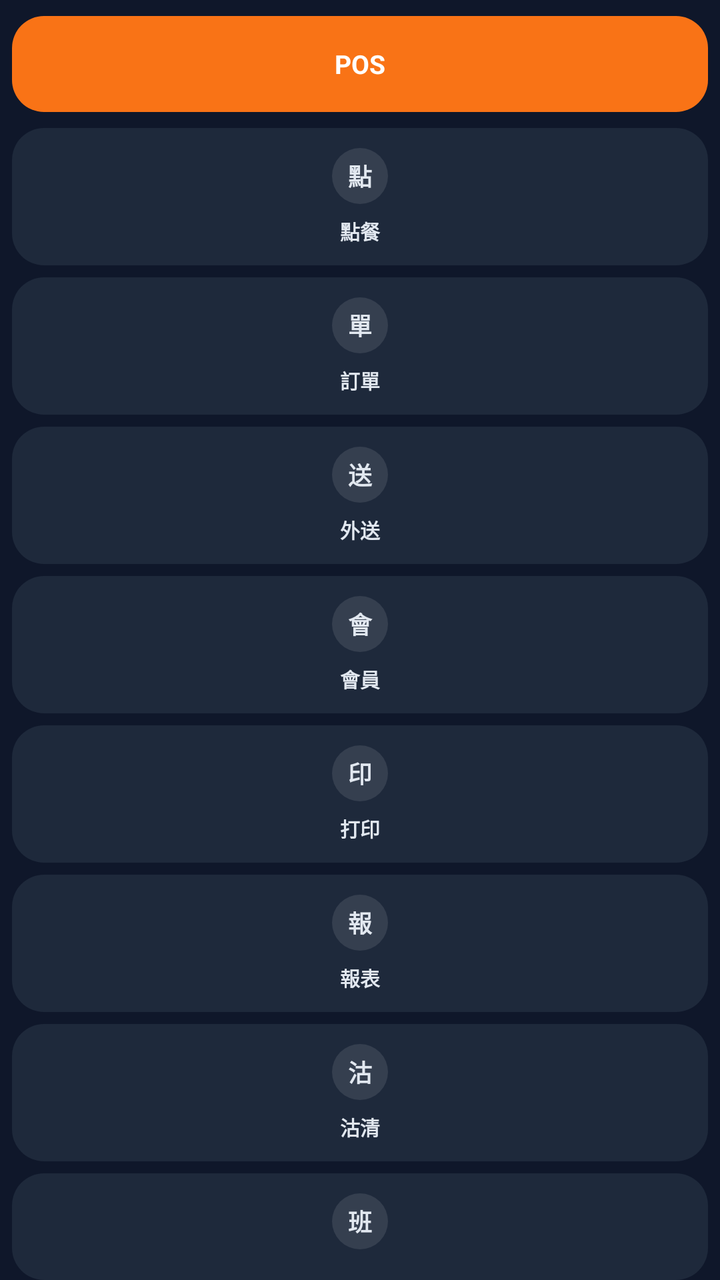
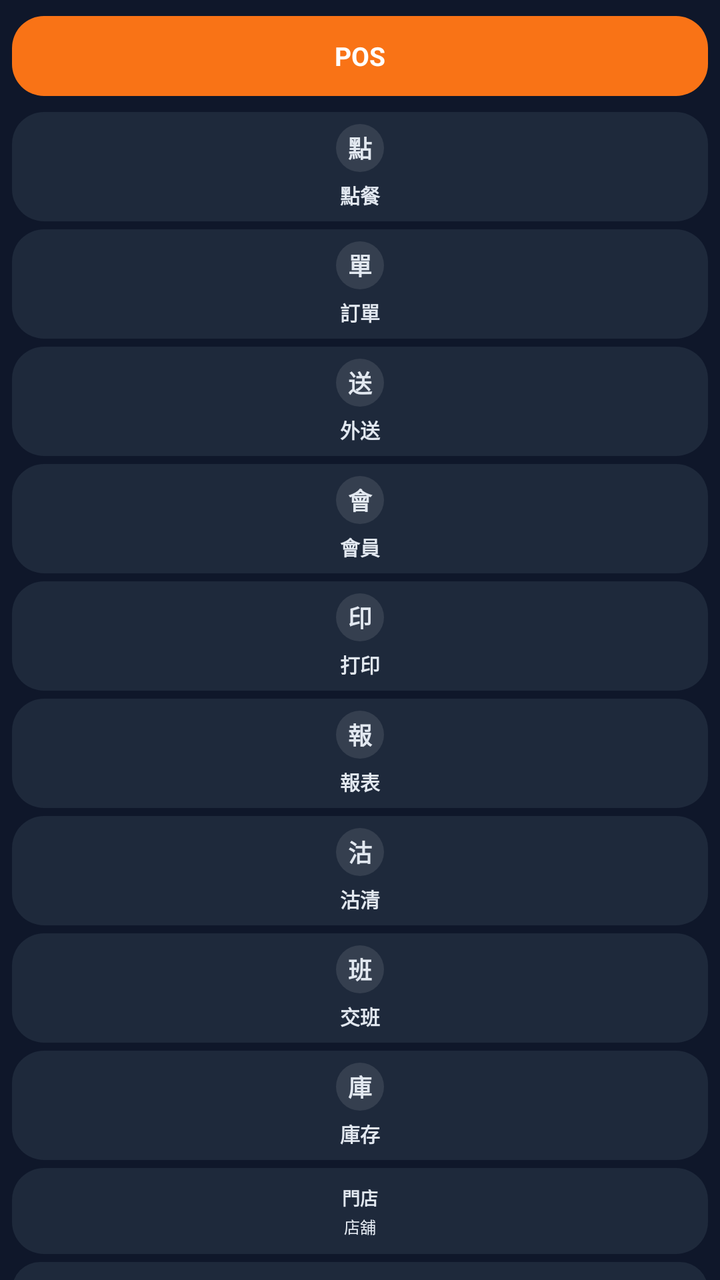

Before-and-after screenshots of an Android layout around one commit, followed by the original layout XML and the change that was made.
<!-- AndroidManifest.xml: application theme Theme.MacauposNative -->
<!-- res/layout/view_rail.xml -->
<?xml version="1.0" encoding="utf-8"?>
<LinearLayout xmlns:android="http://schemas.android.com/apk/res/android"
    android:layout_width="72dp"
    android:layout_height="match_parent"
    android:background="@color/rail_bg"
    android:orientation="vertical"
    android:paddingHorizontal="6dp"
    android:paddingTop="8dp">

    
    <TextView
        android:layout_width="match_parent"
        android:layout_height="48dp"
        android:background="@drawable/bg_rail_active"
        android:gravity="center"
        android:text="POS"
        android:textColor="@color/card"
        android:textSize="13sp"
        android:textStyle="bold" />

    

    <LinearLayout
        android:id="@+id/railOrder"
        android:layout_width="match_parent"
        android:layout_height="wrap_content"
        android:layout_marginTop="8dp"
        android:background="@drawable/bg_rail_item"
        android:gravity="center_horizontal"
        android:orientation="vertical"
        android:paddingVertical="10dp">

        <TextView
            android:layout_width="28dp"
            android:layout_height="28dp"
            android:background="@drawable/bg_rail_icon"
            android:gravity="center"
            android:text="點"
            android:textColor="@color/rail_text"
            android:textSize="12sp"
            android:textStyle="bold" />

        <TextView
            android:layout_width="match_parent"
            android:layout_height="wrap_content"
            android:layout_marginTop="6dp"
            android:gravity="center"
            android:text="點餐"
            android:textColor="@color/rail_text"
            android:textSize="10sp"
            android:textStyle="bold" />
    </LinearLayout>

    <LinearLayout
        android:id="@+id/railOrders"
        android:layout_width="match_parent"
        android:layout_height="wrap_content"
        android:layout_marginTop="6dp"
        android:background="@drawable/bg_rail_item"
        android:gravity="center_horizontal"
        android:orientation="vertical"
        android:paddingVertical="10dp">

        <TextView
            android:layout_width="28dp"
            android:layout_height="28dp"
            android:background="@drawable/bg_rail_icon"
            android:gravity="center"
            android:text="單"
            android:textColor="@color/rail_text"
            android:textSize="12sp"
            android:textStyle="bold" />

        <TextView
            android:layout_width="match_parent"
            android:layout_height="wrap_content"
            android:layout_marginTop="6dp"
            android:gravity="center"
            android:text="訂單"
            android:textColor="@color/rail_text"
            android:textSize="10sp"
            android:textStyle="bold" />
    </LinearLayout>

    <LinearLayout
        android:id="@+id/railDelivery"
        android:layout_width="match_parent"
        android:layout_height="wrap_content"
        android:layout_marginTop="6dp"
        android:background="@drawable/bg_rail_item"
        android:gravity="center_horizontal"
        android:orientation="vertical"
        android:paddingVertical="10dp">

        <TextView
            android:layout_width="28dp"
            android:layout_height="28dp"
            android:background="@drawable/bg_rail_icon"
            android:gravity="center"
            android:text="送"
            android:textColor="@color/rail_text"
            android:textSize="12sp"
            android:textStyle="bold" />

        <TextView
            android:layout_width="match_parent"
            android:layout_height="wrap_content"
            android:layout_marginTop="6dp"
            android:gravity="center"
            android:text="外送"
            android:textColor="@color/rail_text"
            android:textSize="10sp"
            android:textStyle="bold" />
    </LinearLayout>

    <LinearLayout
        android:id="@+id/railMember"
        android:layout_width="match_parent"
        android:layout_height="wrap_content"
        android:layout_marginTop="6dp"
        android:background="@drawable/bg_rail_item"
        android:gravity="center_horizontal"
        android:orientation="vertical"
        android:paddingVertical="10dp">

        <TextView
            android:layout_width="28dp"
            android:layout_height="28dp"
            android:background="@drawable/bg_rail_icon"
            android:gravity="center"
            android:text="會"
            android:textColor="@color/rail_text"
            android:textSize="12sp"
            android:textStyle="bold" />

        <TextView
            android:layout_width="match_parent"
            android:layout_height="wrap_content"
            android:layout_marginTop="6dp"
            android:gravity="center"
            android:text="會員"
            android:textColor="@color/rail_text"
            android:textSize="10sp"
            android:textStyle="bold" />
    </LinearLayout>

    <LinearLayout
        android:id="@+id/railPrint"
        android:layout_width="match_parent"
        android:layout_height="wrap_content"
        android:layout_marginTop="6dp"
        android:background="@drawable/bg_rail_item"
        android:gravity="center_horizontal"
        android:orientation="vertical"
        android:paddingVertical="10dp">

        <TextView
            android:layout_width="28dp"
            android:layout_height="28dp"
            android:background="@drawable/bg_rail_icon"
            android:gravity="center"
            android:text="印"
            android:textColor="@color/rail_text"
            android:textSize="12sp"
            android:textStyle="bold" />

        <TextView
            android:layout_width="match_parent"
            android:layout_height="wrap_content"
            android:layout_marginTop="6dp"
            android:gravity="center"
            android:text="打印"
            android:textColor="@color/rail_text"
            android:textSize="10sp"
            android:textStyle="bold" />
    </LinearLayout>

    <LinearLayout
        android:id="@+id/railReport"
        android:layout_width="match_parent"
        android:layout_height="wrap_content"
        android:layout_marginTop="6dp"
        android:background="@drawable/bg_rail_item"
        android:gravity="center_horizontal"
        android:orientation="vertical"
        android:paddingVertical="10dp">

        <TextView
            android:layout_width="28dp"
            android:layout_height="28dp"
            android:background="@drawable/bg_rail_icon"
            android:gravity="center"
            android:text="報"
            android:textColor="@color/rail_text"
            android:textSize="12sp"
            android:textStyle="bold" />

        <TextView
            android:layout_width="match_parent"
            android:layout_height="wrap_content"
            android:layout_marginTop="6dp"
            android:gravity="center"
            android:text="報表"
            android:textColor="@color/rail_text"
            android:textSize="10sp"
            android:textStyle="bold" />
    </LinearLayout>

    <LinearLayout
        android:id="@+id/railSoldout"
        android:layout_width="match_parent"
        android:layout_height="wrap_content"
        android:layout_marginTop="6dp"
        android:background="@drawable/bg_rail_item"
        android:gravity="center_horizontal"
        android:orientation="vertical"
        android:paddingVertical="10dp">

        <TextView
            android:layout_width="28dp"
            android:layout_height="28dp"
            android:background="@drawable/bg_rail_icon"
            android:gravity="center"
            android:text="沽"
            android:textColor="@color/rail_text"
            android:textSize="12sp"
            android:textStyle="bold" />

        <TextView
            android:layout_width="match_parent"
            android:layout_height="wrap_content"
            android:layout_marginTop="6dp"
            android:gravity="center"
            android:text="沽清"
            android:textColor="@color/rail_text"
            android:textSize="10sp"
            android:textStyle="bold" />
    </LinearLayout>

    <LinearLayout
        android:id="@+id/railShift"
        android:layout_width="match_parent"
        android:layout_height="wrap_content"
        android:layout_marginTop="6dp"
        android:background="@drawable/bg_rail_item"
        android:gravity="center_horizontal"
        android:orientation="vertical"
        android:paddingVertical="10dp">

        <TextView
            android:layout_width="28dp"
            android:layout_height="28dp"
            android:background="@drawable/bg_rail_icon"
            android:gravity="center"
            android:text="班"
            android:textColor="@color/rail_text"
            android:textSize="12sp"
            android:textStyle="bold" />

        <TextView
            android:layout_width="match_parent"
            android:layout_height="wrap_content"
            android:layout_marginTop="6dp"
            android:gravity="center"
            android:text="交班"
            android:textColor="@color/rail_text"
            android:textSize="10sp"
            android:textStyle="bold" />
    </LinearLayout>

    <LinearLayout
        android:id="@+id/railInventory"
        android:layout_width="match_parent"
        android:layout_height="wrap_content"
        android:layout_marginTop="6dp"
        android:background="@drawable/bg_rail_item"
        android:gravity="center_horizontal"
        android:orientation="vertical"
        android:paddingVertical="10dp">

        <TextView
            android:layout_width="28dp"
            android:layout_height="28dp"
            android:background="@drawable/bg_rail_icon"
            android:gravity="center"
            android:text="庫"
            android:textColor="@color/rail_text"
            android:textSize="12sp"
            android:textStyle="bold" />

        <TextView
            android:layout_width="match_parent"
            android:layout_height="wrap_content"
            android:layout_marginTop="6dp"
            android:gravity="center"
            android:text="庫存"
            android:textColor="@color/rail_text"
            android:textSize="10sp"
            android:textStyle="bold" />
    </LinearLayout>

    <Space
        android:layout_width="match_parent"
        android:layout_height="0dp"
        android:layout_weight="1" />

    

    <LinearLayout
        android:layout_width="match_parent"
        android:layout_height="wrap_content"
        android:layout_marginTop="6dp"
        android:background="@drawable/bg_rail_item"
        android:gravity="center_horizontal"
        android:orientation="vertical"
        android:paddingVertical="8dp">

        <TextView
            android:id="@+id/railStoreName"
            android:layout_width="match_parent"
            android:layout_height="wrap_content"
            android:ellipsize="end"
            android:gravity="center"
            android:maxLines="1"
            android:paddingHorizontal="2dp"
            android:text="門店"
            android:textColor="@color/rail_text"
            android:textSize="9sp"
            android:textStyle="bold" />

        <TextView
            android:id="@+id/railStoreRole"
            android:layout_width="match_parent"
            android:layout_height="wrap_content"
            android:layout_marginTop="2dp"
            android:gravity="center"
            android:text="店舖"
            android:textColor="@color/rail_text"
            android:textSize="8sp" />
    </LinearLayout>

    <TextView
        android:id="@+id/railOnline"
        android:layout_width="match_parent"
        android:layout_height="34dp"
        android:layout_marginTop="6dp"
        android:background="@drawable/bg_rail_item"
        android:gravity="center"
        android:text="在線"
        android:textColor="@color/ok_green"
        android:textSize="10sp"
        android:textStyle="bold" />

    <TextView
        android:id="@+id/railLogout"
        android:layout_width="match_parent"
        android:layout_height="36dp"
        android:layout_marginTop="6dp"
        android:layout_marginBottom="8dp"
        android:background="@drawable/bg_rail_item"
        android:gravity="center"
        android:text="登出"
        android:textColor="@color/rail_text"
        android:textSize="10sp"
        android:textStyle="bold" />
</LinearLayout>
<!-- resources referenced by this layout -->
<resources>
  <color name="card">#FFFFFF</color>
  <color name="ok_green">#16A34A</color>
  <color name="rail_bg">#0F172A</color>
  <color name="rail_text">#E2E8F0</color>
  <!-- drawable bg_rail_active (drawable) -->
  <?xml version="1.0" encoding="utf-8"?>
  <shape xmlns:android="http://schemas.android.com/apk/res/android" android:shape="rectangle">
      <solid android:color="@color/accent" />
      <corners android:radius="16dp" />
  </shape>
  <!-- drawable bg_rail_icon (drawable) -->
  <?xml version="1.0" encoding="utf-8"?>
  <shape xmlns:android="http://schemas.android.com/apk/res/android" android:shape="oval">
      <solid android:color="@color/rail_icon_bg" />
  </shape>
  <!-- drawable bg_rail_item (drawable) -->
  <?xml version="1.0" encoding="utf-8"?>
  <shape xmlns:android="http://schemas.android.com/apk/res/android" android:shape="rectangle">
      <solid android:color="@color/rail_item_bg" />
      <corners android:radius="16dp" />
  </shape>
  <style name="Theme.MacauposNative" parent="android:Theme.Material.Light.NoActionBar">
          <item name="android:statusBarColor">#F1F5F9</item>
          <item name="android:navigationBarColor">#FFFFFF</item>
          <item name="android:windowBackground">#F1F5F9</item>
          <item name="android:colorAccent">#F97316</item>
          <item name="android:windowLightStatusBar">true</item>
      </style>
  <color name="accent">#F97316</color>
  <color name="rail_icon_bg">#1AFFFFFF</color>
  <color name="rail_item_bg">#1E293B</color>
</resources>

<!-- the commit's change to res/layout/view_rail.xml (unified diff, before → after) -->
@@ -10,7 +10,7 @@
     
     <TextView
         android:layout_width="match_parent"
-        android:layout_height="48dp"
+        android:layout_height="40dp"
         android:background="@drawable/bg_rail_active"
         android:gravity="center"
         android:text="POS"
@@ -28,11 +28,11 @@
         android:background="@drawable/bg_rail_item"
         android:gravity="center_horizontal"
         android:orientation="vertical"
-        android:paddingVertical="10dp">
-
-        <TextView
-            android:layout_width="28dp"
-            android:layout_height="28dp"
+        android:paddingVertical="6dp">
+
+        <TextView
+            android:layout_width="24dp"
+            android:layout_height="24dp"
             android:background="@drawable/bg_rail_icon"
             android:gravity="center"
             android:text="點"
@@ -43,7 +43,7 @@
         <TextView
             android:layout_width="match_parent"
             android:layout_height="wrap_content"
-            android:layout_marginTop="6dp"
+            android:layout_marginTop="4dp"
             android:gravity="center"
             android:text="點餐"
             android:textColor="@color/rail_text"
@@ -55,15 +55,15 @@
         android:id="@+id/railOrders"
         android:layout_width="match_parent"
         android:layout_height="wrap_content"
-        android:layout_marginTop="6dp"
-        android:background="@drawable/bg_rail_item"
-        android:gravity="center_horizontal"
-        android:orientation="vertical"
-        android:paddingVertical="10dp">
-
-        <TextView
-            android:layout_width="28dp"
-            android:layout_height="28dp"
+        android:layout_marginTop="4dp"
+        android:background="@drawable/bg_rail_item"
+        android:gravity="center_horizontal"
+        android:orientation="vertical"
+        android:paddingVertical="6dp">
+
+        <TextView
+            android:layout_width="24dp"
+            android:layout_height="24dp"
             android:background="@drawable/bg_rail_icon"
             android:gravity="center"
             android:text="單"
@@ -74,7 +74,7 @@
         <TextView
             android:layout_width="match_parent"
             android:layout_height="wrap_content"
-            android:layout_marginTop="6dp"
+            android:layout_marginTop="4dp"
             android:gravity="center"
             android:text="訂單"
             android:textColor="@color/rail_text"
@@ -86,15 +86,15 @@
         android:id="@+id/railDelivery"
         android:layout_width="match_parent"
         android:layout_height="wrap_content"
-        android:layout_marginTop="6dp"
-        android:background="@drawable/bg_rail_item"
-        android:gravity="center_horizontal"
-        android:orientation="vertical"
-        android:paddingVertical="10dp">
-
-        <TextView
-            android:layout_width="28dp"
-            android:layout_height="28dp"
+        android:layout_marginTop="4dp"
+        android:background="@drawable/bg_rail_item"
+        android:gravity="center_horizontal"
+        android:orientation="vertical"
+        android:paddingVertical="6dp">
+
+        <TextView
+            android:layout_width="24dp"
+            android:layout_height="24dp"
             android:background="@drawable/bg_rail_icon"
             android:gravity="center"
             android:text="送"
@@ -105,7 +105,7 @@
         <TextView
             android:layout_width="match_parent"
             android:layout_height="wrap_content"
-            android:layout_marginTop="6dp"
+            android:layout_marginTop="4dp"
             android:gravity="center"
             android:text="外送"
             android:textColor="@color/rail_text"
@@ -117,15 +117,15 @@
         android:id="@+id/railMember"
         android:layout_width="match_parent"
         android:layout_height="wrap_content"
-        android:layout_marginTop="6dp"
-        android:background="@drawable/bg_rail_item"
-        android:gravity="center_horizontal"
-        android:orientation="vertical"
-        android:paddingVertical="10dp">
-
-        <TextView
-            android:layout_width="28dp"
-            android:layout_height="28dp"
+        android:layout_marginTop="4dp"
+        android:background="@drawable/bg_rail_item"
+        android:gravity="center_horizontal"
+        android:orientation="vertical"
+        android:paddingVertical="6dp">
+
+        <TextView
+            android:layout_width="24dp"
+            android:layout_height="24dp"
             android:background="@drawable/bg_rail_icon"
             android:gravity="center"
             android:text="會"
@@ -136,7 +136,7 @@
         <TextView
             android:layout_width="match_parent"
             android:layout_height="wrap_content"
-            android:layout_marginTop="6dp"
+            android:layout_marginTop="4dp"
             android:gravity="center"
             android:text="會員"
             android:textColor="@color/rail_text"
@@ -148,15 +148,15 @@
         android:id="@+id/railPrint"
         android:layout_width="match_parent"
         android:layout_height="wrap_content"
-        android:layout_marginTop="6dp"
-        android:background="@drawable/bg_rail_item"
-        android:gravity="center_horizontal"
-        android:orientation="vertical"
-        android:paddingVertical="10dp">
-
-        <TextView
-            android:layout_width="28dp"
-            android:layout_height="28dp"
+        android:layout_marginTop="4dp"
+        android:background="@drawable/bg_rail_item"
+        android:gravity="center_horizontal"
+        android:orientation="vertical"
+        android:paddingVertical="6dp">
+
+        <TextView
+            android:layout_width="24dp"
+            android:layout_height="24dp"
             android:background="@drawable/bg_rail_icon"
             android:gravity="center"
             android:text="印"
@@ -167,7 +167,7 @@
         <TextView
             android:layout_width="match_parent"
             android:layout_height="wrap_content"
-            android:layout_marginTop="6dp"
+            android:layout_marginTop="4dp"
             android:gravity="center"
             android:text="打印"
             android:textColor="@color/rail_text"
@@ -179,15 +179,15 @@
         android:id="@+id/railReport"
         android:layout_width="match_parent"
         android:layout_height="wrap_content"
-        android:layout_marginTop="6dp"
-        android:background="@drawable/bg_rail_item"
-        android:gravity="center_horizontal"
-        android:orientation="vertical"
-        android:paddingVertical="10dp">
-
-        <TextView
-            android:layout_width="28dp"
-            android:layout_height="28dp"
+        android:layout_marginTop="4dp"
+        android:background="@drawable/bg_rail_item"
+        android:gravity="center_horizontal"
+        android:orientation="vertical"
+        android:paddingVertical="6dp">
+
+        <TextView
+            android:layout_width="24dp"
+            android:layout_height="24dp"
             android:background="@drawable/bg_rail_icon"
             android:gravity="center"
             android:text="報"
@@ -198,7 +198,7 @@
         <TextView
             android:layout_width="match_parent"
             android:layout_height="wrap_content"
-            android:layout_marginTop="6dp"
+            android:layout_marginTop="4dp"
             android:gravity="center"
             android:text="報表"
             android:textColor="@color/rail_text"
@@ -210,15 +210,15 @@
         android:id="@+id/railSoldout"
         android:layout_width="match_parent"
         android:layout_height="wrap_content"
-        android:layout_marginTop="6dp"
-        android:background="@drawable/bg_rail_item"
-        android:gravity="center_horizontal"
-        android:orientation="vertical"
-        android:paddingVertical="10dp">
-
-        <TextView
-            android:layout_width="28dp"
-            android:layout_height="28dp"
+        android:layout_marginTop="4dp"
+        android:background="@drawable/bg_rail_item"
+        android:gravity="center_horizontal"
+        android:orientation="vertical"
+        android:paddingVertical="6dp">
+
+        <TextView
+            android:layout_width="24dp"
+            android:layout_height="24dp"
             android:background="@drawable/bg_rail_icon"
             android:gravity="center"
             android:text="沽"
@@ -229,7 +229,7 @@
         <TextView
             android:layout_width="match_parent"
             android:layout_height="wrap_content"
-            android:layout_marginTop="6dp"
+            android:layout_marginTop="4dp"
             android:gravity="center"
             android:text="沽清"
             android:textColor="@color/rail_text"
@@ -241,15 +241,15 @@
         android:id="@+id/railShift"
         android:layout_width="match_parent"
         android:layout_height="wrap_content"
-        android:layout_marginTop="6dp"
-        android:background="@drawable/bg_rail_item"
-        android:gravity="center_horizontal"
-        android:orientation="vertical"
-        android:paddingVertical="10dp">
-
-        <TextView
-            android:layout_width="28dp"
-            android:layout_height="28dp"
+        android:layout_marginTop="4dp"
+        android:background="@drawable/bg_rail_item"
+        android:gravity="center_horizontal"
+        android:orientation="vertical"
+        android:paddingVertical="6dp">
+
+        <TextView
+            android:layout_width="24dp"
+            android:layout_height="24dp"
             android:background="@drawable/bg_rail_icon"
             android:gravity="center"
             android:text="班"
@@ -260,7 +260,7 @@
         <TextView
             android:layout_width="match_parent"
             android:layout_height="wrap_content"
-            android:layout_marginTop="6dp"
+            android:layout_marginTop="4dp"
             android:gravity="center"
             android:text="交班"
             android:textColor="@color/rail_text"
@@ -272,15 +272,15 @@
         android:id="@+id/railInventory"
         android:layout_width="match_parent"
         android:layout_height="wrap_content"
-        android:layout_marginTop="6dp"
-        android:background="@drawable/bg_rail_item"
-        android:gravity="center_horizontal"
-        android:orientation="vertical"
-        android:paddingVertical="10dp">
-
-        <TextView
-            android:layout_width="28dp"
-            android:layout_height="28dp"
+        android:layout_marginTop="4dp"
+        android:background="@drawable/bg_rail_item"
+        android:gravity="center_horizontal"
+        android:orientation="vertical"
+        android:paddingVertical="6dp">
+
+        <TextView
+            android:layout_width="24dp"
+            android:layout_height="24dp"
             android:background="@drawable/bg_rail_icon"
             android:gravity="center"
             android:text="庫"
@@ -291,7 +291,7 @@
         <TextView
             android:layout_width="match_parent"
             android:layout_height="wrap_content"
-            android:layout_marginTop="6dp"
+            android:layout_marginTop="4dp"
             android:gravity="center"
             android:text="庫存"
             android:textColor="@color/rail_text"
@@ -309,7 +309,7 @@
     <LinearLayout
         android:layout_width="match_parent"
         android:layout_height="wrap_content"
-        android:layout_marginTop="6dp"
+        android:layout_marginTop="4dp"
         android:background="@drawable/bg_rail_item"
         android:gravity="center_horizontal"
         android:orientation="vertical"
@@ -342,8 +342,8 @@
     <TextView
         android:id="@+id/railOnline"
         android:layout_width="match_parent"
-        android:layout_height="34dp"
-        android:layout_marginTop="6dp"
+        android:layout_height="28dp"
+        android:layout_marginTop="4dp"
         android:background="@drawable/bg_rail_item"
         android:gravity="center"
         android:text="在線"
@@ -354,13 +354,25 @@
     <TextView
         android:id="@+id/railLogout"
         android:layout_width="match_parent"
-        android:layout_height="36dp"
-        android:layout_marginTop="6dp"
-        android:layout_marginBottom="8dp"
+        android:layout_height="30dp"
+        android:layout_marginTop="4dp"
         android:background="@drawable/bg_rail_item"
         android:gravity="center"
         android:text="登出"
         android:textColor="@color/rail_text"
         android:textSize="10sp"
         android:textStyle="bold" />
+
+    <TextView
+        android:id="@+id/railSettings"
+        android:layout_width="match_parent"
+        android:layout_height="30dp"
+        android:layout_marginTop="4dp"
+        android:layout_marginBottom="8dp"
+        android:background="@drawable/bg_rail_item"
+        android:gravity="center"
+        android:text="設置"
+        android:textColor="@color/rail_text"
+        android:textSize="10sp"
+        android:textStyle="bold" />
 </LinearLayout>
